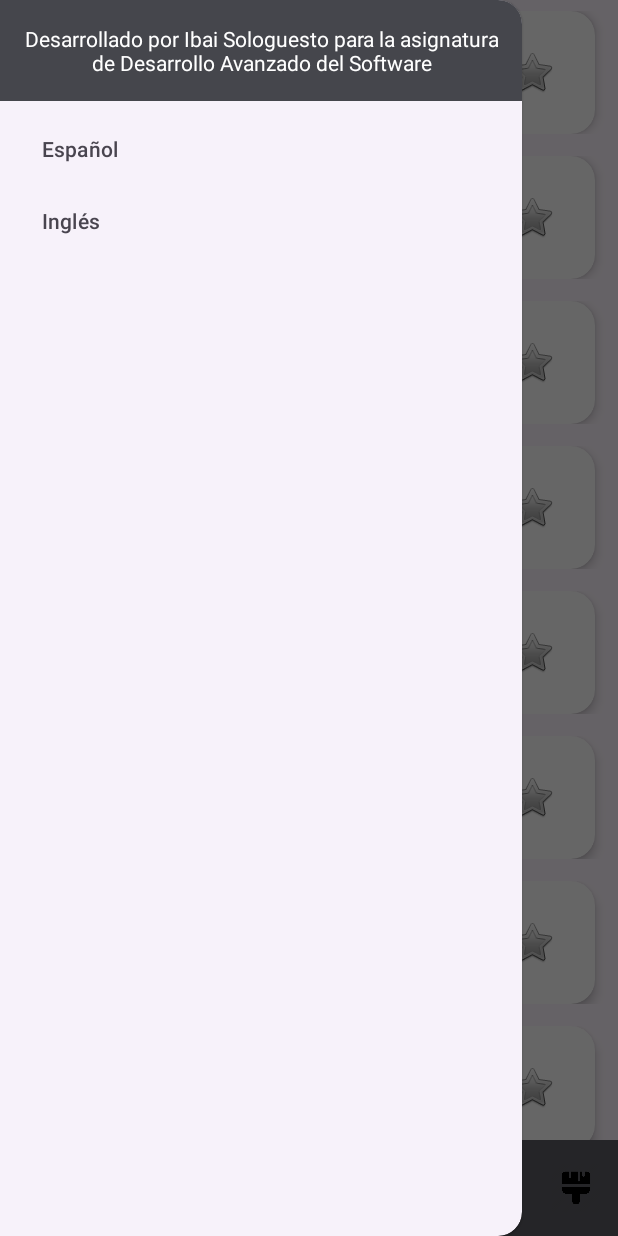
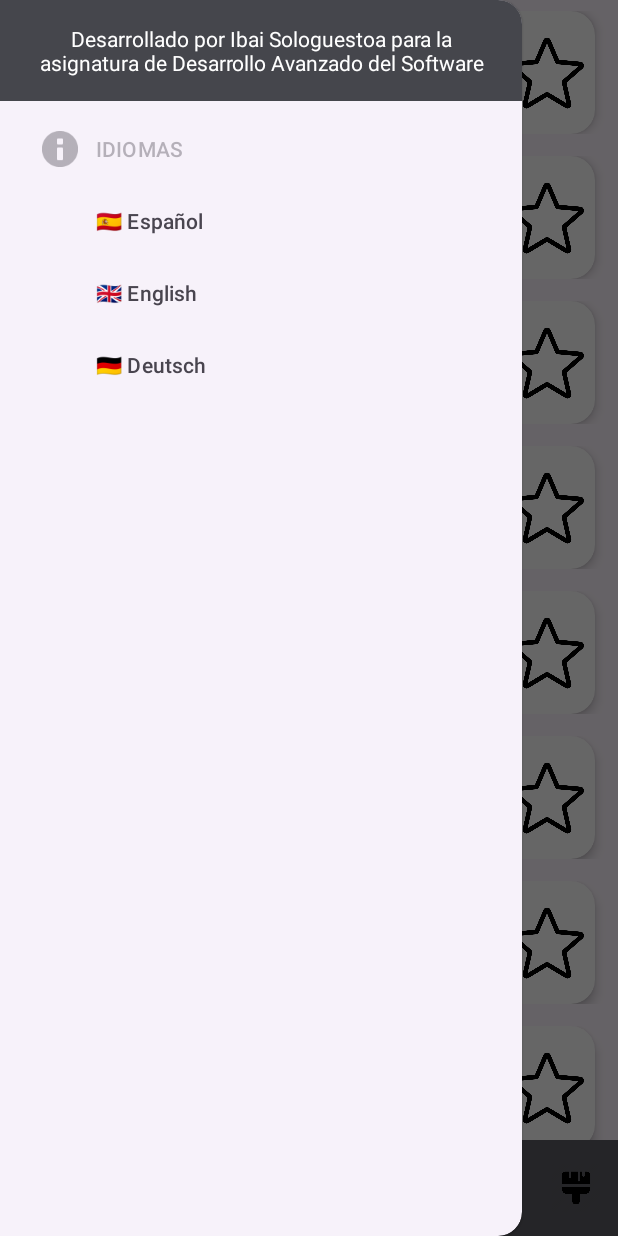
Before and after one commit to IbaiS94/Acciones500, an Android app: the MainActivity screen opened directly, with no data from a screen before it, with the side drawer open, on a phone screen of 412 x 824 dp. Run offline under Robolectric (Android 15) with nearby library versions, the phone set to English and light mode, and no system bars.

Commit message:
Mejorados iconos, logica, añadida traduccion para multidioma y algunas cosas más

```diff
--- a/app/build.gradle
+++ b/app/build.gradle
@@ -29,6 +29,7 @@ android {
 }
 
 dependencies {
+    implementation libs.translate
     implementation libs.preference
     implementation libs.appcompat
     implementation libs.material
@@ -37,4 +38,5 @@ dependencies {
     testImplementation libs.junit
     androidTestImplementation libs.ext.junit
     androidTestImplementation libs.espresso.core
+
 }
--- a/app/src/main/AndroidManifest.xml
+++ b/app/src/main/AndroidManifest.xml
@@ -2,6 +2,8 @@
 <manifest xmlns:android="http://schemas.android.com/apk/res/android"
     xmlns:tools="http://schemas.android.com/tools">
     <uses-permission android:name="android.permission.POST_NOTIFICATIONS" />
+    <uses-permission android:name="android.permission.INTERNET" />
+    <uses-permission android:name="android.permission.ACCESS_NETWORK_STATE" />
     <queries>
         <package android:name="com.tradingview.tradingviewapp" />
     </queries>
--- a/app/src/main/java/com/example/app/AdaptadorRv.java
+++ b/app/src/main/java/com/example/app/AdaptadorRv.java
@@ -50,10 +50,10 @@ public class AdaptadorRv extends RecyclerView.Adapter<AdaptadorRv.MiViewHolder>
         stockDB.close();
 
         if (esFavorito) {
-            holder.favBot.setImageResource(android.R.drawable.btn_star_big_on);
+            holder.favBot.setImageResource(R.drawable.star2);
             holder.favBot.setTag("fav");
         } else {
-            holder.favBot.setImageResource(android.R.drawable.btn_star_big_off);
+            holder.favBot.setImageResource(R.drawable.star);
             holder.favBot.setTag("fav_no");
         }
     }
@@ -83,13 +83,13 @@ public class AdaptadorRv extends RecyclerView.Adapter<AdaptadorRv.MiViewHolder>
                             .setPositiveButton("Sí", new DialogInterface.OnClickListener() {
                                 public void onClick(DialogInterface dialog, int which) {
                                     if (!"fav".equals(favBot.getTag())) {
-                                        favBot.setImageResource(android.R.drawable.btn_star_big_on);
+                                        favBot.setImageResource(R.drawable.star2);
                                         favBot.setTag("fav");
                                         StockDB t = new StockDB(itemView.getContext());
                                         SQLiteDatabase db = t.getWritableDatabase();
                                         t.actualizar(db, listaItems.get(getAdapterPosition()), Boolean.TRUE);
                                     } else {
-                                        favBot.setImageResource(android.R.drawable.btn_star_big_off);
+                                        favBot.setImageResource(R.drawable.favorite);
                                         favBot.setTag("fav_no");
                                         StockDB t = new StockDB(itemView.getContext());
                                         SQLiteDatabase db = t.getWritableDatabase();
--- a/app/src/main/java/com/example/app/MainActivity.java
+++ b/app/src/main/java/com/example/app/MainActivity.java
@@ -1,12 +1,8 @@
 package com.example.app;
 import android.app.SearchManager;
 
-import static androidx.core.content.ContextCompat.checkSelfPermission;
+import static java.lang.Boolean.FALSE;
 
-import static java.lang.Boolean.FALSE;
-import static java.lang.Boolean.TRUE;
-
-import android.app.AlarmManager;
 import android.app.NotificationChannel;
 import android.app.NotificationManager;
 import android.app.PendingIntent;
@@ -16,18 +12,12 @@ import android.content.SharedPreferences;
 import android.content.pm.PackageManager;
 import android.content.res.Configuration;
 import android.database.Cursor;
-import android.graphics.Color;
 import android.net.Uri;
 import android.os.Build;
 import android.os.Bundle;
-import android.text.BoringLayout;
 import android.util.Log;
 import android.view.Menu;
 import android.view.MenuItem;
-import android.view.View;
-import android.widget.Button;
-import android.widget.ImageButton;
-import android.widget.Toast;
 import android.Manifest;
 
 import androidx.activity.EdgeToEdge;
@@ -42,10 +32,8 @@ import androidx.core.content.ContextCompat;
 import androidx.core.graphics.Insets;
 import androidx.core.view.GravityCompat;
 import androidx.core.view.ViewCompat;
-import androidx.core.view.WindowCompat;
 import androidx.core.view.WindowInsetsCompat;
 import androidx.drawerlayout.widget.DrawerLayout;
-import androidx.fragment.app.FragmentOnAttachListener;
 import androidx.recyclerview.widget.LinearLayoutManager;
 import androidx.recyclerview.widget.RecyclerView;
 
@@ -104,7 +92,17 @@ public class MainActivity extends AppCompatActivity implements FragmentNuevo.OnN
                 public boolean onNavigationItemSelected(@NonNull MenuItem item) {
                     int id = item.getItemId();
                     if (id == R.id.nav_1) {
+                        SharedPreferences preferences = getSharedPreferences(PREFS_NAME, MODE_PRIVATE);
+                        SharedPreferences.Editor editor = preferences.edit();
+                        editor.putString("Idioma","es");
                     } else if (id == R.id.nav_2) {
+                        SharedPreferences preferences = getSharedPreferences(PREFS_NAME, MODE_PRIVATE);
+                        SharedPreferences.Editor editor = preferences.edit();
+                        editor.putString("Idioma","en");
+                    } else if (id == R.id.nav_3) {
+                        SharedPreferences preferences = getSharedPreferences(PREFS_NAME, MODE_PRIVATE);
+                        SharedPreferences.Editor editor = preferences.edit();
+                        editor.putString("Idioma","de");
                     }
                     drawer.closeDrawer(GravityCompat.START);
                     return true;
@@ -115,7 +113,7 @@ public class MainActivity extends AppCompatActivity implements FragmentNuevo.OnN
         pedirPermisoNotificaciones();
 
         noti();
-        restoreTheme();
+        restaurarTema();
 
     }
     @Override
@@ -177,7 +175,7 @@ public class MainActivity extends AppCompatActivity implements FragmentNuevo.OnN
         }
     }
 
-    private void restoreTheme() {
+    private void restaurarTema() {
         SharedPreferences preferences = getSharedPreferences(PREFS_NAME, MODE_PRIVATE);
         boolean isDarkMode = preferences.getBoolean(THEME_KEY, false); // false es el valor por defecto
 
--- a/app/src/main/res/layout/recycler.xml
+++ b/app/src/main/res/layout/recycler.xml
@@ -38,13 +38,15 @@
 
             <ImageButton
                 android:id="@+id/fav_bot"
-                android:layout_width="69dp"
-                android:layout_height="58dp"
+                android:layout_width="49dp"
+                android:layout_height="59dp"
                 android:layout_marginTop="4dp"
                 android:background="@android:color/transparent"
                 app:layout_constraintEnd_toEndOf="parent"
                 app:layout_constraintTop_toTopOf="parent"
-                app:srcCompat="@android:drawable/btn_star_big_off" />
+                app:srcCompat="@drawable/star"
+                android:scaleType="centerInside"
+                android:adjustViewBounds="true"/>
 
         </androidx.constraintlayout.widget.ConstraintLayout>
     </androidx.cardview.widget.CardView>
--- a/app/src/main/res/menu/menu_lat.xml
+++ b/app/src/main/res/menu/menu_lat.xml
@@ -1,9 +1,23 @@
 <?xml version="1.0" encoding="utf-8"?>
 <menu xmlns:android="http://schemas.android.com/apk/res/android">
     <item
+        android:title="IDIOMAS"
+        android:enabled="false"
+        android:titleTextAppearance="?android:attr/textAppearanceLarge"
+        android:icon="@android:drawable/ic_dialog_info" />
+
+    <item
         android:id="@+id/nav_1"
-        android:title="Español" />
+        android:title="🇪🇸 Español"
+        />
+
     <item
         android:id="@+id/nav_2"
-        android:title="Inglés" />
+        android:title="🇬🇧 English"
+        />
+
+    <item
+        android:id="@+id/nav_3"
+        android:title="🇩🇪 Deutsch"
+        />
 </menu>
--- a/app/src/main/res/values/strings.xml
+++ b/app/src/main/res/values/strings.xml
@@ -1,5 +1,5 @@
 <resources>
-    <string name="app_name">App</string>
+    <string name="app_name">Acciones500</string>
 
     <string name="nav_abrir">Abrir navegación</string>
     <string name="nav_cerar">Cerrar navegación</string>
@@ -7,6 +7,6 @@
     <string name="relacionado">"Relacionado: "</string>
     <string name="tradingview">"Ver en TradingView"</string>
     <string name="notas">"Por favor seleccione una acción para ver su información."</string>
-    <string name="creditos">"Desarrollado por Ibai Sologuesto para la asignatura de Desarrollo Avanzado del Software"</string>
+    <string name="creditos">"Desarrollado por Ibai Sologuestoa para la asignatura de Desarrollo Avanzado del Software"</string>
 
 </resources>
--- a/gradle/libs.versions.toml
+++ b/gradle/libs.versions.toml
@@ -9,6 +9,7 @@ activity = "1.10.0"
 constraintlayout = "2.2.0"
 compiler = "3.2.0-alpha11"
 preference = "1.2.1"
+translate = "17.0.3"
 
 [libraries]
 junit = { group = "junit", name = "junit", version.ref = "junit" }
@@ -20,6 +21,7 @@ activity = { group = "androidx.activity", name = "activity", version.ref = "acti
 constraintlayout = { group = "androidx.constraintlayout", name = "constraintlayout", version.ref = "constraintlayout" }
 compiler = { group = "androidx.databinding", name = "compiler", version.ref = "compiler" }
 preference = { module = "androidx.preference:preference", version.ref = "preference" }
+translate = { module = "com.google.mlkit:translate", version.ref = "translate" }
 
 [plugins]
 android-application = { id = "com.android.application", version.ref = "agp" }
```
Also changed, not shown: app/src/main/java/com/example/app/InfoStock.java (+41 -5 lines), app/src/main/res/layout/stock.xml (+4 -5 lines), app/src/main/res/drawable/star.png (added), app/src/main/res/drawable/star2.png (added), 1 other file.
